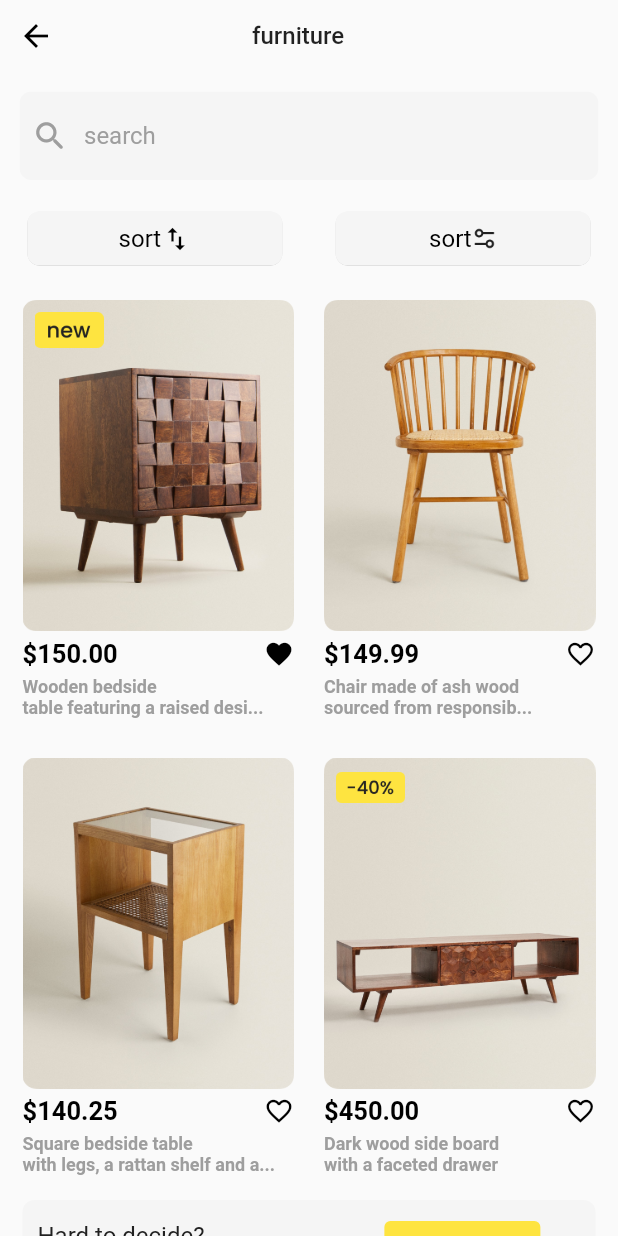
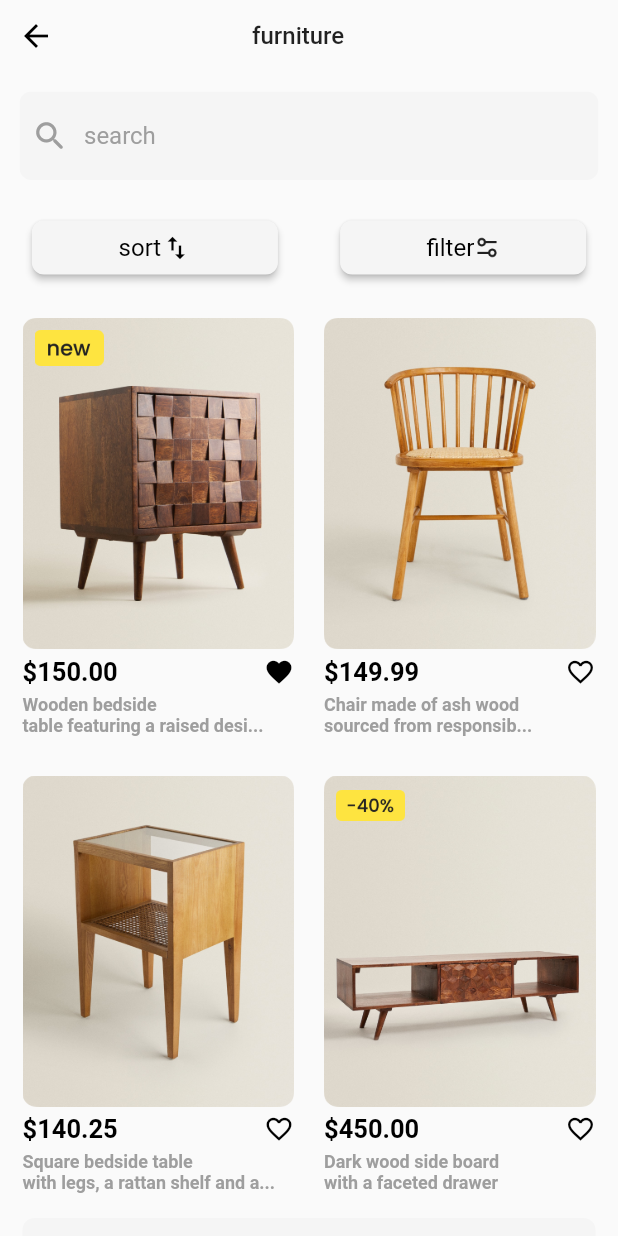
Before and after one commit to krushikapolra45/ulmo, a Flutter app: the CatalogScreen screen opened directly, on a phone screen of 412 x 824 dp. Run offline on Flutter 3.47's test engine with Material 2 defaults, Android fonts, the light colour scheme and no system bars; Roboto replaces fonts that are missing (poppins).

Commit message:
6-7-23change

```diff
--- a/lib/catalog_screen.dart
+++ b/lib/catalog_screen.dart
@@ -2,6 +2,7 @@ import 'package:flutter/material.dart';
 import 'package:ulmo/common_widget/gridview_common.dart';
 import 'package:ulmo/common_widget/textfield_common.dart';
 import 'package:ulmo/common_widget/titlename_common.dart';
+import 'package:ulmo/filter_screen.dart';
 
 class CatalogScreen extends StatefulWidget {
   const CatalogScreen({Key? key}) : super(key: key);
@@ -65,9 +66,9 @@ class _CatalogScreenState extends State<CatalogScreen> {
               const TitleScreen(
                 name: "furniture",
               ),
-              Padding(
-                padding: const EdgeInsets.all(8.0),
-                child: const TextFieldScreen(
+              const Padding(
+                padding: EdgeInsets.all(8.0),
+                child: TextFieldScreen(
                   name: "search",
                   icon: Icons.search_rounded,
                 ),
@@ -77,24 +78,25 @@ class _CatalogScreenState extends State<CatalogScreen> {
                 child: Row(
                   mainAxisAlignment: MainAxisAlignment.spaceEvenly,
                   children: [
-                    Container(
-                      height: 36,
-                      width: 170,
-                      child: ClipRRect(
+                    ElevatedButton(
+                      style: ButtonStyle(
+                        backgroundColor: MaterialStatePropertyAll(Color(0xFFF5F5F5)),
+                        shape: MaterialStatePropertyAll(
+                          RoundedRectangleBorder(
                             borderRadius: BorderRadius.circular(8),
-                        child: ElevatedButton(
-                          style: const ButtonStyle(
-                            backgroundColor: MaterialStatePropertyAll(
-                              const Color(0xFFF5F5F5),
+                          ),
+                        ),
+                        fixedSize: MaterialStatePropertyAll(
+                          Size(164, 36),
                         ),
                       ),
                       onPressed: () {},
-                          child: const Row(
+                      child: Row(
                         mainAxisAlignment: MainAxisAlignment.center,
                         children: [
                           Text(
                             "sort",
-                                style: TextStyle(
+                            style: const TextStyle(
                               fontSize: 16,
                               color: Colors.black,
                               fontWeight: FontWeight.w400,
@@ -108,29 +110,37 @@ class _CatalogScreenState extends State<CatalogScreen> {
                         ],
                       ),
                     ),
+                    SizedBox(
+                      width: 15,
+                    ),
+                    ElevatedButton(
+                      style: ButtonStyle(
+                        backgroundColor: MaterialStatePropertyAll(Color(0xFFF5F5F5)),
+                        shape: MaterialStatePropertyAll(
+                          RoundedRectangleBorder(
+                            borderRadius: BorderRadius.circular(8),
                           ),
                         ),
-                    const SizedBox(
-                      width: 15,
-                    ),
-                    Container(
-                      height: 36,
-                      width: 170,
-                      child: ClipRRect(
-                        borderRadius: BorderRadius.circular(8),
-                        child: ElevatedButton(
-                          style: const ButtonStyle(
-                            backgroundColor: MaterialStatePropertyAll(
-                              const Color(0xFFF5F5F5),
+                        fixedSize: MaterialStatePropertyAll(
+                          Size(164, 36),
                         ),
                       ),
                       onPressed: () {},
+                      child: GestureDetector(
+                        onTap: () {
+                          Navigator.push(
+                            context,
+                            MaterialPageRoute(
+                              builder: (context) => FilterScreen(),
+                            ),
+                          );
+                        },
                         child: Row(
                           mainAxisAlignment: MainAxisAlignment.center,
                           children: [
-                              const Text(
-                                "sort",
-                                style: TextStyle(
+                            Text(
+                              "filter",
+                              style: const TextStyle(
                                 fontSize: 16,
                                 color: Colors.black,
                                 fontWeight: FontWeight.w400,
@@ -142,7 +152,6 @@ class _CatalogScreenState extends State<CatalogScreen> {
                               width: 17,
                             ),
                           ],
-                          ),
                         ),
                       ),
                     ),
--- a/lib/filter_option_screen.dart
+++ b/lib/filter_option_screen.dart
@@ -49,12 +49,6 @@ class _FilterOptionScreenState extends State<FilterOptionScreen> {
                   });
                 },
               ),
-              title: const Text(
-                "Furniture",
-                style: TextStyle(
-                  fontSize: 20,
-                ),
-              ),
             ),
           ],
         ),
```
Also changed, not shown: lib/categories_screen.dart (+15 -4 lines), lib/filter_screen.dart (+7 -6 lines), lib/main.dart (+4 -6 lines), lib/main_page_screen.dart (+26 -4 lines), lib/search_screen.dart (added). Lines whose indentation alone changed are shown as unchanged.
